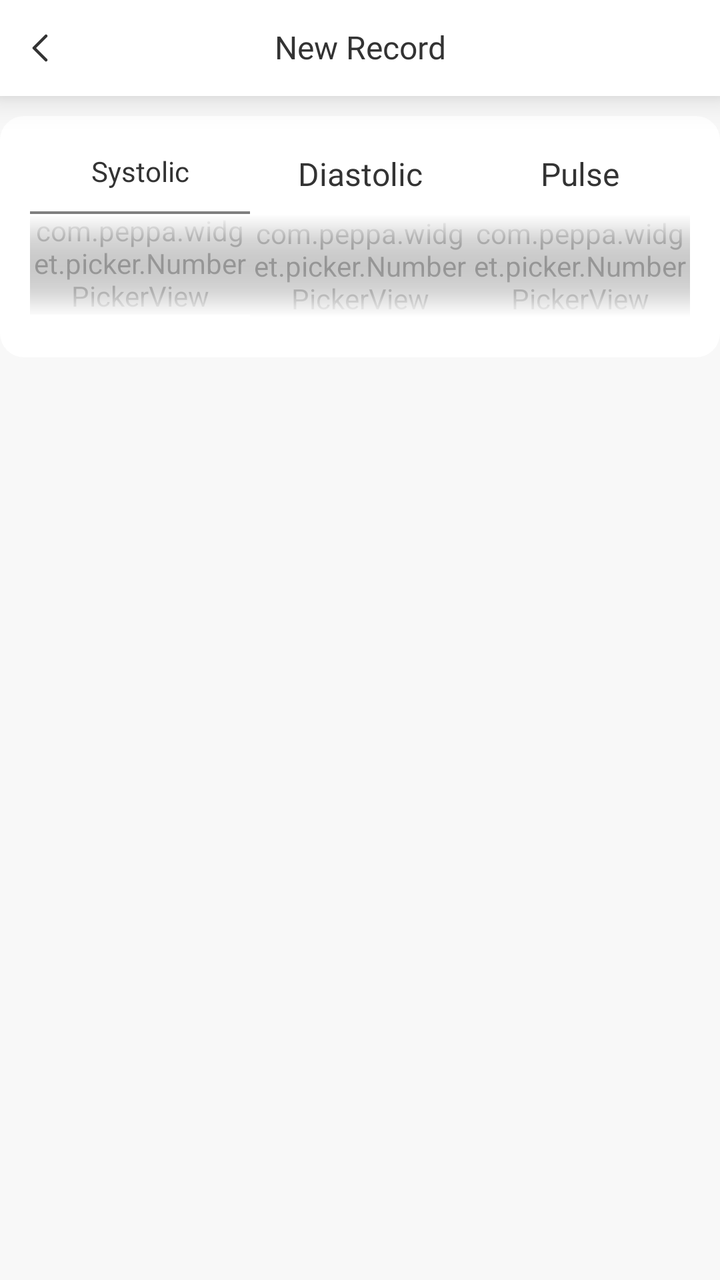
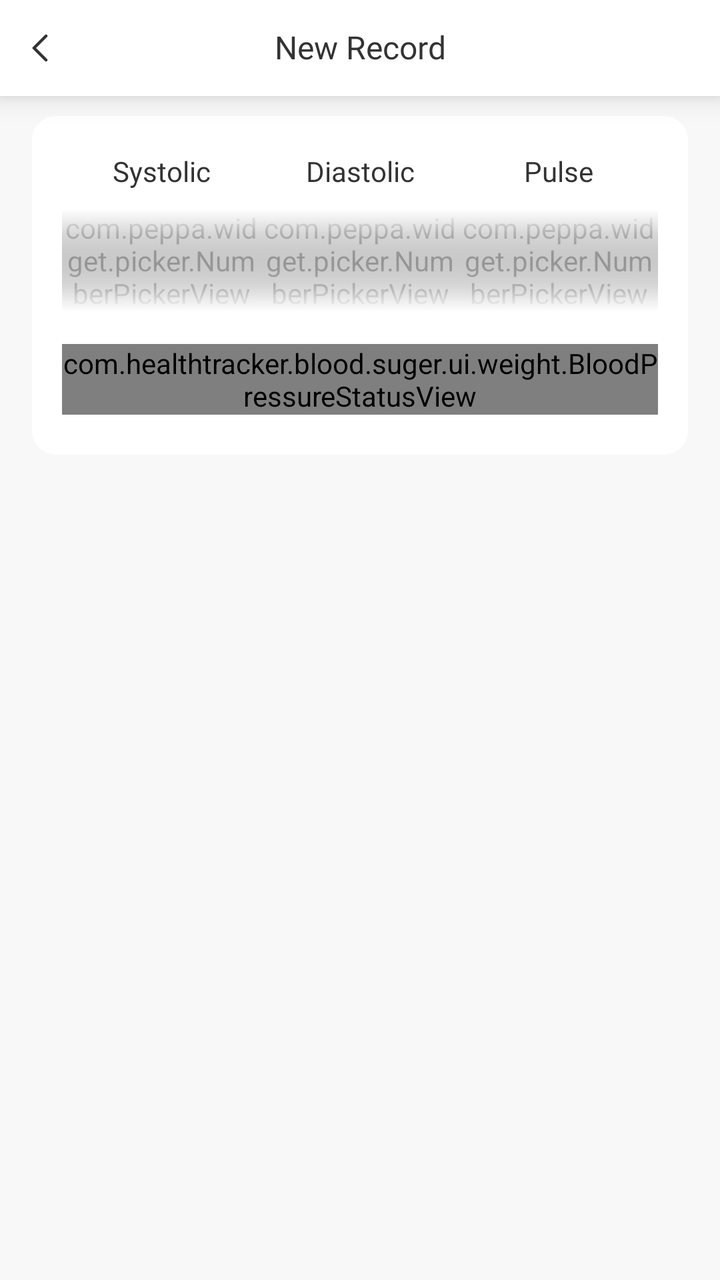

Screens rendered from an Android XML layout before and after an edit, with the pre-edit source and the edit as a unified diff.
<!-- AndroidManifest.xml: application theme AppTheme -->
<!-- res/layout/activity_bp_record.xml -->
<?xml version="1.0" encoding="utf-8"?>
<androidx.constraintlayout.widget.ConstraintLayout xmlns:android="http://schemas.android.com/apk/res/android"
    xmlns:app="http://schemas.android.com/apk/res-auto"
    xmlns:tools="http://schemas.android.com/tools"
    android:layout_width="match_parent"
    android:layout_height="match_parent">

    <androidx.constraintlayout.widget.ConstraintLayout
        android:id="@+id/action_bar"
        android:layout_width="match_parent"
        android:layout_height="@dimen/actionBarSize"
        android:background="@color/c1"
        android:elevation="@dimen/dp_10"
        android:gravity="center_vertical"
        app:layout_constraintEnd_toEndOf="parent"
        app:layout_constraintStart_toStartOf="parent"
        app:layout_constraintTop_toTopOf="parent">

        <androidx.appcompat.widget.AppCompatImageView
            android:id="@+id/btn_back"
            android:layout_width="wrap_content"
            android:layout_height="match_parent"
            android:background="?android:attr/selectableItemBackgroundBorderless"
            android:paddingStart="@dimen/dp_16"
            android:paddingEnd="@dimen/dp_4"
            android:scaleType="center"
            app:layout_constraintBottom_toBottomOf="parent"
            app:layout_constraintStart_toStartOf="parent"
            app:layout_constraintTop_toTopOf="parent"
            app:srcCompat="@drawable/ic_back" />


        <androidx.appcompat.widget.AppCompatTextView
            style="@style/TextViewFont_RobotoBold"
            android:layout_width="0dp"
            android:layout_height="wrap_content"
            android:gravity="center"
            android:includeFontPadding="false"
            android:paddingStart="@dimen/dp_44"
            android:paddingEnd="@dimen/dp_44"
            android:text="@string/new_record"
            android:textColor="@color/t1"
            android:textSize="@dimen/sp_16"
            app:layout_constraintBottom_toBottomOf="parent"
            app:layout_constraintEnd_toEndOf="parent"
            app:layout_constraintStart_toStartOf="parent"
            app:layout_constraintTop_toTopOf="parent" />


    </androidx.constraintlayout.widget.ConstraintLayout>

    <androidx.constraintlayout.widget.ConstraintLayout
        android:layout_width="match_parent"
        android:layout_height="wrap_content"
        android:layout_marginTop="@dimen/dp_10"
        android:background="@drawable/bg_rect_white_12"
        android:paddingHorizontal="@dimen/dp_15"
        android:paddingVertical="@dimen/dp_20"
        app:layout_constraintStart_toStartOf="parent"
        app:layout_constraintTop_toBottomOf="@id/action_bar">

        <androidx.appcompat.widget.AppCompatTextView
            android:id="@+id/tv_systolic"
            style="@style/TextViewFont_RobotoRegular"
            android:layout_width="0dp"
            android:layout_height="wrap_content"
            android:gravity="center"
            android:includeFontPadding="false"

            android:text="@string/systolic"
            android:textColor="@color/t1"
            android:textSize="@dimen/sp_14"
            app:layout_constraintEnd_toStartOf="@id/tv_diastolic"
            app:layout_constraintStart_toStartOf="parent"
            app:layout_constraintTop_toTopOf="parent" />

        <androidx.appcompat.widget.AppCompatTextView
            android:id="@+id/tv_diastolic"
            style="@style/TextViewFont_RobotoRegular"
            android:layout_width="0dp"
            android:layout_height="wrap_content"
            android:gravity="center"
            android:includeFontPadding="false"
            android:text="@string/diastolic"
            android:textColor="@color/t1"
            android:textSize="@dimen/sp_16"
            app:layout_constraintEnd_toStartOf="@id/tv_pulse"
            app:layout_constraintStart_toEndOf="@id/tv_systolic"
            app:layout_constraintTop_toTopOf="parent" />

        <androidx.appcompat.widget.AppCompatTextView
            android:id="@+id/tv_pulse"
            style="@style/TextViewFont_RobotoRegular"
            android:layout_width="0dp"
            android:layout_height="wrap_content"
            android:gravity="center"
            android:includeFontPadding="false"
            android:text="@string/pulse"
            android:textColor="@color/t1"
            android:textSize="@dimen/sp_16"
            app:layout_constraintEnd_toEndOf="parent"
            app:layout_constraintStart_toEndOf="@id/tv_diastolic"
            app:layout_constraintTop_toTopOf="parent" />


        <com.peppa.widget.picker.NumberPickerView
            android:id="@+id/npv_systolic"
            android:layout_width="0dp"
            android:layout_height="wrap_content"
            android:layout_marginTop="@dimen/dp_10"
            app:layout_constraintBottom_toBottomOf="parent"
            app:layout_constraintEnd_toEndOf="@id/tv_systolic"
            app:layout_constraintStart_toStartOf="@id/tv_systolic"
            app:layout_constraintTop_toBottomOf="@id/tv_systolic"
            app:npv_ItemPaddingVertical="@dimen/dp_4"
            app:npv_WrapSelectorWheel="false"
            app:npv_ShowDivider="false"
            app:npv_TextArray="@array/systolic"
            app:npv_TextColorNormal="@color/color_BFBFBF"
            app:npv_TextColorSelected="@color/c5"
            app:npv_TextSizeNormal="@dimen/sp_24"
            app:npv_TextSizeSelected="@dimen/sp_32"
            tools:layout_editor_absoluteX="0dp" />

        <com.peppa.widget.picker.NumberPickerView
            android:id="@+id/npv_diastolic"
            android:layout_width="0dp"
            android:layout_height="wrap_content"
            android:layout_marginTop="@dimen/dp_10"
            app:layout_constraintBottom_toBottomOf="parent"
            app:layout_constraintEnd_toEndOf="@id/tv_diastolic"
            app:layout_constraintStart_toStartOf="@id/tv_diastolic"
            app:layout_constraintTop_toBottomOf="@id/tv_diastolic"
            app:npv_ItemPaddingVertical="@dimen/dp_4"
            app:npv_WrapSelectorWheel="false"
            app:npv_ShowDivider="false"
            app:npv_TextArray="@array/systolic"
            app:npv_TextColorNormal="@color/color_BFBFBF"
            app:npv_TextColorSelected="@color/c5"
            app:npv_TextSizeNormal="@dimen/sp_24"
            app:npv_TextSizeSelected="@dimen/sp_32"
            tools:layout_editor_absoluteX="0dp" />
        <com.peppa.widget.picker.NumberPickerView
            android:id="@+id/npv_pulse"
            android:layout_width="0dp"
            android:layout_height="wrap_content"
            android:layout_marginTop="@dimen/dp_10"
            app:layout_constraintBottom_toBottomOf="parent"
            app:layout_constraintEnd_toEndOf="@id/tv_pulse"
            app:layout_constraintStart_toStartOf="@id/tv_pulse"
            app:layout_constraintTop_toBottomOf="@id/tv_pulse"
            app:npv_ItemPaddingVertical="@dimen/dp_4"
            app:npv_WrapSelectorWheel="false"
            app:npv_ShowDivider="false"
            app:npv_TextArray="@array/pulse"
            app:npv_TextColorNormal="@color/color_BFBFBF"
            app:npv_TextColorSelected="@color/c5"
            app:npv_TextSizeNormal="@dimen/sp_24"
            app:npv_TextSizeSelected="@dimen/sp_32"
            tools:layout_editor_absoluteX="0dp" />

        
        <View
            android:layout_width="0dp"
            android:layout_height="@dimen/dp_40"
            android:background="@drawable/gradient_npv_top"
            app:layout_constraintEnd_toEndOf="parent"
            app:layout_constraintStart_toStartOf="parent"
            app:layout_constraintTop_toTopOf="@id/npv_diastolic" />

        
        <View
            android:layout_width="0dp"
            android:layout_height="@dimen/dp_40"
            android:background="@drawable/gradient_npv_bottom"
            app:layout_constraintBottom_toBottomOf="@id/npv_diastolic"
            app:layout_constraintEnd_toEndOf="parent"
            app:layout_constraintStart_toStartOf="parent" />


    </androidx.constraintlayout.widget.ConstraintLayout>

</androidx.constraintlayout.widget.ConstraintLayout>
<!-- resources referenced by this layout -->
<resources>
  <color name="c1">@color/white</color>
  <color name="c5">#02BC77</color>
  <color name="color_BFBFBF">#BFBFBF</color>
  <color name="t1">#333333</color>
  <dimen name="actionBarSize">@dimen/dp_48</dimen>
  <dimen name="dp_10">10dp</dimen>
  <dimen name="dp_15">15dp</dimen>
  <dimen name="dp_16">16dp</dimen>
  <dimen name="dp_20">20dp</dimen>
  <dimen name="dp_4">4dp</dimen>
  <dimen name="dp_40">40dp</dimen>
  <dimen name="dp_44">44dp</dimen>
  <dimen name="sp_14">14sp</dimen>
  <dimen name="sp_16">16sp</dimen>
  <dimen name="sp_24">24sp</dimen>
  <dimen name="sp_32">32sp</dimen>
  <!-- drawable bg_rect_white_12 (drawable) -->
  <?xml version="1.0" encoding="utf-8"?>
  <shape xmlns:android="http://schemas.android.com/apk/res/android"
      android:shape="rectangle">
      <solid android:color="@color/white"/>
      <corners android:radius="@dimen/dp_12"/>
  
  </shape>
  <!-- drawable gradient_npv_bottom (drawable) -->
  <?xml version="1.0" encoding="utf-8"?>
  <shape xmlns:android="http://schemas.android.com/apk/res/android"
      android:shape="rectangle">
      <gradient
          android:angle="90"
          android:endColor="@color/transparent"
          android:startColor="@color/white" />
  </shape>
  <!-- drawable gradient_npv_top (drawable) -->
  <?xml version="1.0" encoding="utf-8"?>
  <shape xmlns:android="http://schemas.android.com/apk/res/android"
      android:shape="rectangle">
      <gradient
          android:angle="90"
          android:endColor="@color/white"
          android:startColor="@color/transparent" />
  </shape>
  <!-- drawable ic_back (drawable) -->
  <vector xmlns:android="http://schemas.android.com/apk/res/android"
      android:width="24dp"
      android:height="24dp"
      android:viewportWidth="24"
      android:viewportHeight="24">
    <path
        android:pathData="M7,18L1,12L7,6"
        android:strokeLineJoin="round"
        android:strokeWidth="1.5"
        android:fillColor="#00000000"
        android:strokeColor="#333333"
        android:strokeLineCap="round"/>
  </vector>
  <string name="diastolic">Diastolic</string>
  <string name="new_record">New Record</string>
  <string name="pulse">Pulse</string>
  <string name="systolic">Systolic</string>
  <style name="TextViewFont_RobotoBold">
          <item name="android:fontFamily">@font/roboto_bold</item>
          <item name="fontFamily">@font/roboto_bold</item>
      </style>
  <style name="TextViewFont_RobotoRegular">
          <item name="android:fontFamily">@font/roboto_regular</item>
          <item name="fontFamily">@font/roboto_regular</item>
      </style>
  <style name="AppTheme" parent="@style/Theme.MaterialComponents.Light.NoActionBar">
          <item name="colorAccent">@color/colorAccent</item>
          <item name="colorControlHighlight">@color/color_tap_ripple</item>
          <item name="colorPrimary">@color/colorPrimary</item>
          <item name="colorPrimaryDark">@color/colorPrimaryDark</item>
          <item name="toolbarNavigationButtonStyle">@style/toolbar_nav_button</item>
          <item name="windowActionBar">false</item>
          <item name="windowNoTitle">true</item>
          <item name="android:windowBackground">@color/bg_window</item>
  
      </style>
  <color name="white">#FFFFFF</color>
  <dimen name="dp_48">48dp</dimen>
  <dimen name="dp_12">12dp</dimen>
  <color name="transparent">#00000000</color>
  <color name="colorAccent">@color/c5</color>
  <color name="color_tap_ripple">@color/transparent10</color>
  <color name="colorPrimary">@color/c1</color>
  <color name="colorPrimaryDark">@color/c1</color>
  <style name="toolbar_nav_button" parent="@style/Widget.AppCompat.Toolbar.Button.Navigation">
          <item name="android:paddingLeft">@dimen/nav_button_margin</item>
          <item name="android:paddingRight">@dimen/nav_button_margin</item>
          <item name="android:minWidth">56dp</item>
      </style>
  <color name="bg_window">#f8f8f8</color>
  <color name="transparent10">#1A000000</color>
  <dimen name="nav_button_margin">@dimen/dp_16</dimen>
  <!-- unchanged entries left out for length: 2 -->
</resources>

<!-- the commit's change to res/layout/activity_bp_record.xml (unified diff, before → after) -->
@@ -10,7 +10,7 @@
         android:layout_width="match_parent"
         android:layout_height="@dimen/actionBarSize"
         android:background="@color/c1"
-        android:elevation="@dimen/dp_10"
+        android:elevation="@dimen/dp_8"
         android:gravity="center_vertical"
         app:layout_constraintEnd_toEndOf="parent"
         app:layout_constraintStart_toStartOf="parent"
@@ -50,6 +50,7 @@
     </androidx.constraintlayout.widget.ConstraintLayout>
 
     <androidx.constraintlayout.widget.ConstraintLayout
+        android:id="@+id/cl_picker_container"
         android:layout_width="match_parent"
         android:layout_height="wrap_content"
         android:layout_marginTop="@dimen/dp_10"
@@ -57,7 +58,8 @@
         android:paddingHorizontal="@dimen/dp_15"
         android:paddingVertical="@dimen/dp_20"
         app:layout_constraintStart_toStartOf="parent"
-        app:layout_constraintTop_toBottomOf="@id/action_bar">
+        app:layout_constraintTop_toBottomOf="@id/action_bar"
+        android:layout_marginHorizontal="@dimen/dp_16">
 
         <androidx.appcompat.widget.AppCompatTextView
             android:id="@+id/tv_systolic"
@@ -83,7 +85,7 @@
             android:includeFontPadding="false"
             android:text="@string/diastolic"
             android:textColor="@color/t1"
-            android:textSize="@dimen/sp_16"
+            android:textSize="@dimen/sp_14"
             app:layout_constraintEnd_toStartOf="@id/tv_pulse"
             app:layout_constraintStart_toEndOf="@id/tv_systolic"
             app:layout_constraintTop_toTopOf="parent" />
@@ -97,7 +99,7 @@
             android:includeFontPadding="false"
             android:text="@string/pulse"
             android:textColor="@color/t1"
-            android:textSize="@dimen/sp_16"
+            android:textSize="@dimen/sp_14"
             app:layout_constraintEnd_toEndOf="parent"
             app:layout_constraintStart_toEndOf="@id/tv_diastolic"
             app:layout_constraintTop_toTopOf="parent" />
@@ -108,18 +110,17 @@
             android:layout_width="0dp"
             android:layout_height="wrap_content"
             android:layout_marginTop="@dimen/dp_10"
-            app:layout_constraintBottom_toBottomOf="parent"
             app:layout_constraintEnd_toEndOf="@id/tv_systolic"
             app:layout_constraintStart_toStartOf="@id/tv_systolic"
             app:layout_constraintTop_toBottomOf="@id/tv_systolic"
             app:npv_ItemPaddingVertical="@dimen/dp_4"
-            app:npv_WrapSelectorWheel="false"
             app:npv_ShowDivider="false"
             app:npv_TextArray="@array/systolic"
             app:npv_TextColorNormal="@color/color_BFBFBF"
             app:npv_TextColorSelected="@color/c5"
             app:npv_TextSizeNormal="@dimen/sp_24"
             app:npv_TextSizeSelected="@dimen/sp_32"
+            app:npv_WrapSelectorWheel="false"
             tools:layout_editor_absoluteX="0dp" />
 
         <com.peppa.widget.picker.NumberPickerView
@@ -127,36 +128,36 @@
             android:layout_width="0dp"
             android:layout_height="wrap_content"
             android:layout_marginTop="@dimen/dp_10"
-            app:layout_constraintBottom_toBottomOf="parent"
             app:layout_constraintEnd_toEndOf="@id/tv_diastolic"
             app:layout_constraintStart_toStartOf="@id/tv_diastolic"
             app:layout_constraintTop_toBottomOf="@id/tv_diastolic"
             app:npv_ItemPaddingVertical="@dimen/dp_4"
-            app:npv_WrapSelectorWheel="false"
             app:npv_ShowDivider="false"
             app:npv_TextArray="@array/systolic"
             app:npv_TextColorNormal="@color/color_BFBFBF"
             app:npv_TextColorSelected="@color/c5"
             app:npv_TextSizeNormal="@dimen/sp_24"
             app:npv_TextSizeSelected="@dimen/sp_32"
+            app:npv_WrapSelectorWheel="false"
             tools:layout_editor_absoluteX="0dp" />
+
         <com.peppa.widget.picker.NumberPickerView
             android:id="@+id/npv_pulse"
             android:layout_width="0dp"
             android:layout_height="wrap_content"
             android:layout_marginTop="@dimen/dp_10"
-            app:layout_constraintBottom_toBottomOf="parent"
+
             app:layout_constraintEnd_toEndOf="@id/tv_pulse"
             app:layout_constraintStart_toStartOf="@id/tv_pulse"
             app:layout_constraintTop_toBottomOf="@id/tv_pulse"
             app:npv_ItemPaddingVertical="@dimen/dp_4"
-            app:npv_WrapSelectorWheel="false"
             app:npv_ShowDivider="false"
             app:npv_TextArray="@array/pulse"
             app:npv_TextColorNormal="@color/color_BFBFBF"
             app:npv_TextColorSelected="@color/c5"
             app:npv_TextSizeNormal="@dimen/sp_24"
             app:npv_TextSizeSelected="@dimen/sp_32"
+            app:npv_WrapSelectorWheel="false"
             tools:layout_editor_absoluteX="0dp" />
 
         
@@ -170,14 +171,26 @@
 
         
         <View
+            android:id="@+id/v_bottom_mask"
             android:layout_width="0dp"
             android:layout_height="@dimen/dp_40"
             android:background="@drawable/gradient_npv_bottom"
             app:layout_constraintBottom_toBottomOf="@id/npv_diastolic"
             app:layout_constraintEnd_toEndOf="parent"
             app:layout_constraintStart_toStartOf="parent" />
+        <com.healthtracker.blood.suger.ui.weight.BloodPressureStatusView
+            android:id="@+id/bp_status_view"
+            android:layout_width="match_parent"
+            android:layout_height="wrap_content"
+            android:layout_marginTop="@dimen/dp_16"
+
+
+            app:layout_constraintEnd_toEndOf="parent"
+            app:layout_constraintStart_toStartOf="parent"
+            app:layout_constraintTop_toBottomOf="@id/v_bottom_mask" />
 
 
     </androidx.constraintlayout.widget.ConstraintLayout>
 
+
 </androidx.constraintlayout.widget.ConstraintLayout>
<!-- resource entries referenced after the edit -->
@@ -12,6 +12,7 @@
   <dimen name="dp_4">4dp</dimen>
   <dimen name="dp_40">40dp</dimen>
   <dimen name="dp_44">44dp</dimen>
+  <dimen name="dp_8">8dp</dimen>
   <dimen name="sp_14">14sp</dimen>
   <dimen name="sp_16">16sp</dimen>
   <dimen name="sp_24">24sp</dimen>
